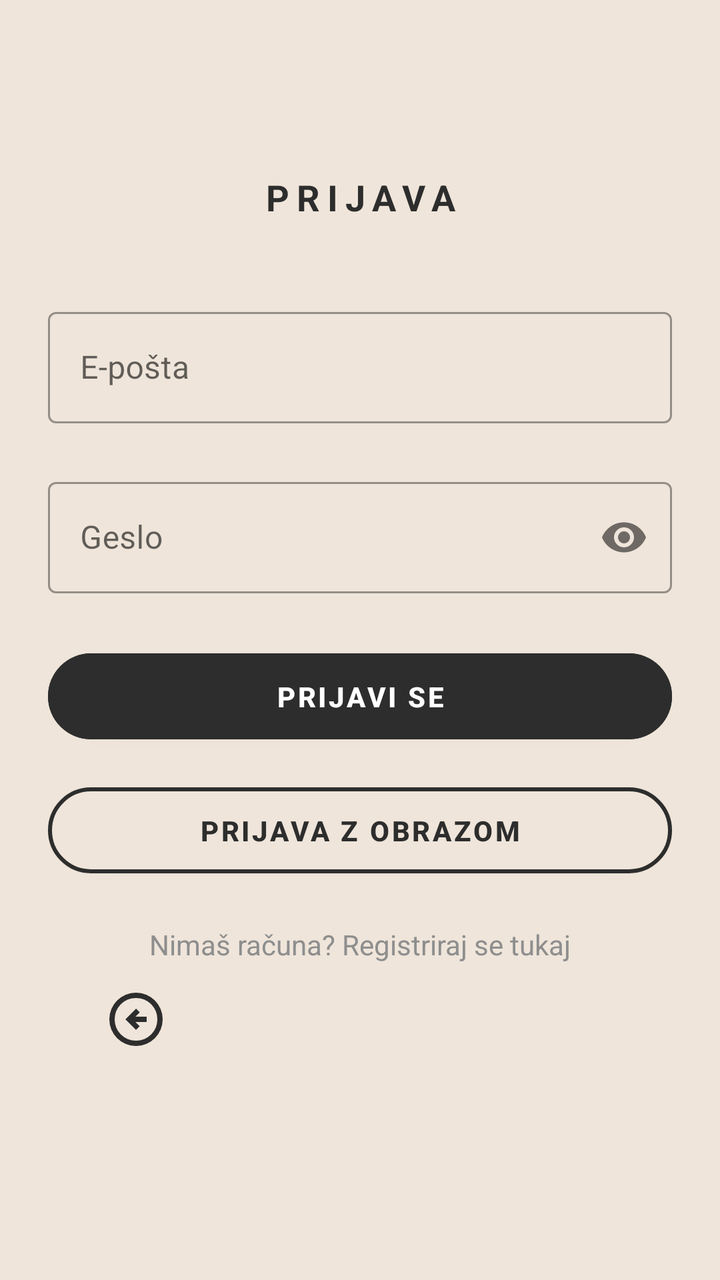
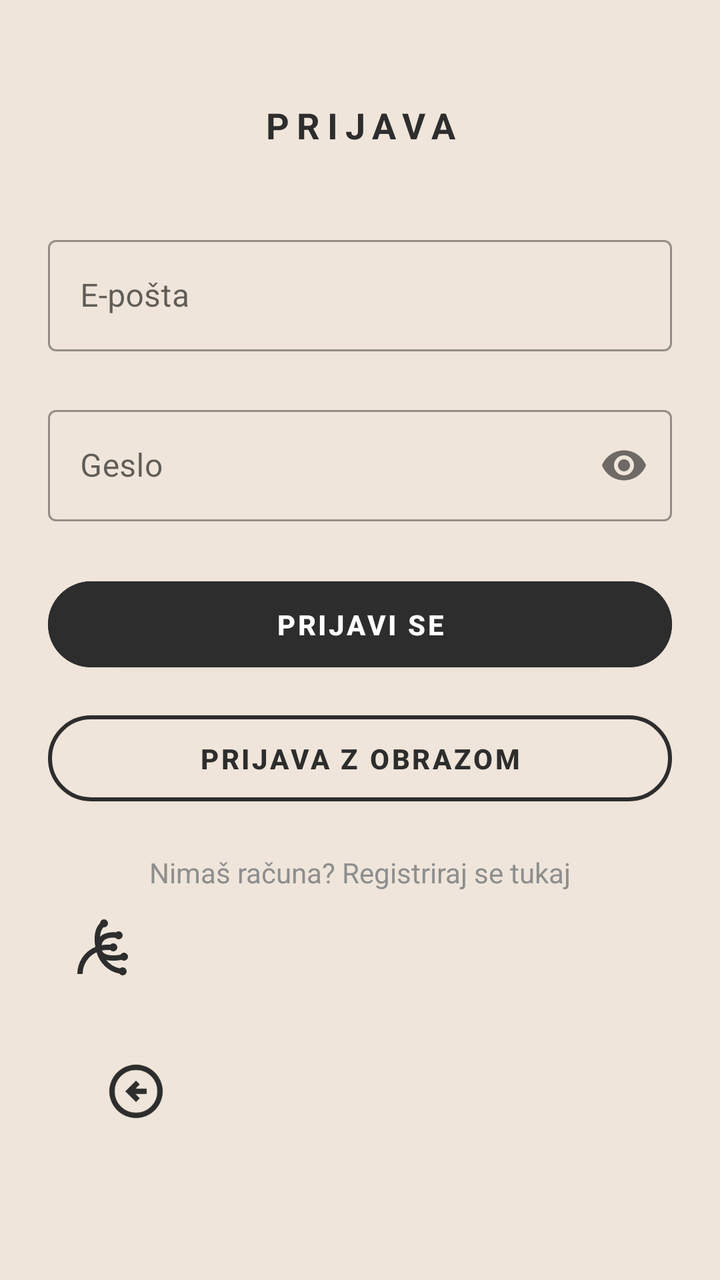

The first picture is an Android layout as it rendered before a commit; the second is the same layout after the commit. The layout source and the unified diff follow.
<!-- AndroidManifest.xml: application theme Theme.PametniPaketnik -->
<!-- res/layout/activity_login.xml -->
<?xml version="1.0" encoding="utf-8"?>
<androidx.constraintlayout.widget.ConstraintLayout xmlns:android="http://schemas.android.com/apk/res/android"
    xmlns:app="http://schemas.android.com/apk/res-auto"
    xmlns:tools="http://schemas.android.com/tools"
    android:id="@+id/main"
    android:layout_width="match_parent"
    android:layout_height="match_parent"
    android:background="@color/background"
    tools:context=".LoginActivity">

    <LinearLayout
        android:layout_width="match_parent"
        android:layout_height="wrap_content"
        android:orientation="vertical"
        android:background="@color/background"
        android:paddingStart="24dp"
        android:paddingEnd="24dp"
        app:layout_constraintTop_toTopOf="parent"
        app:layout_constraintBottom_toBottomOf="parent"
        app:layout_constraintStart_toStartOf="parent"
        app:layout_constraintEnd_toEndOf="parent" >

        <TextView
            android:id="@+id/loginTitle"
            android:text="@string/login_title"
            android:layout_width="match_parent"
            android:layout_height="wrap_content"
            android:textAlignment="center"
            android:textColor="@color/history_text_primary"
            android:textAllCaps="true"
            android:textStyle="bold"
            android:letterSpacing="0.2"
            android:textSize="18sp"
            android:layout_marginBottom="40dp"/>

        <com.google.android.material.textfield.TextInputLayout
            android:id="@+id/emailTitle"
            style="@style/Widget.MaterialComponents.TextInputLayout.OutlinedBox"
            android:layout_width="match_parent"
            android:layout_height="wrap_content"
            android:layout_marginBottom="24dp"
            android:hint="@string/emailHint">

            <com.google.android.material.textfield.TextInputEditText
                android:id="@+id/inputEmail"
                android:layout_width="match_parent"
                android:layout_height="wrap_content"
                android:inputType="textEmailAddress"
                android:textColor="@color/history_text_primary" />
        </com.google.android.material.textfield.TextInputLayout>

        <com.google.android.material.textfield.TextInputLayout
            android:id="@+id/passwordTitle"
            style="@style/Widget.MaterialComponents.TextInputLayout.OutlinedBox"
            android:layout_width="match_parent"
            android:layout_height="wrap_content"
            android:layout_marginBottom="24dp"
            app:passwordToggleEnabled="true"
            android:hint="@string/passwordHint">

            <com.google.android.material.textfield.TextInputEditText
                android:id="@+id/inputPassword"
                android:layout_width="match_parent"
                android:layout_height="wrap_content"
                android:inputType="textPassword"
                android:textColor="@color/history_text_primary" />
        </com.google.android.material.textfield.TextInputLayout>

        <Button
            android:id="@+id/btnLogin"
            android:layout_width="match_parent"
            android:layout_height="55dp"
            android:text="@string/prijavi_se"
            android:textStyle="bold"
            android:textAllCaps="true"
            android:backgroundTint="@color/history_text_primary"
            android:textColor="@android:color/white"
            app:cornerRadius="40dp" />

        <Button
            android:id="@+id/btnFaceIdLogin"
            android:layout_width="match_parent"
            android:layout_height="55dp"
            android:layout_marginTop="12dp"
            android:text="@string/prijava_z_obrazom"
            android:textStyle="bold"
            android:backgroundTint="@color/background"
            android:textColor="@color/history_text_primary"
            app:strokeColor="@color/history_text_primary"
            app:strokeWidth="2dp"
            app:cornerRadius="40dp" />

        <TextView
            android:id="@+id/goToRegister"
            android:layout_width="match_parent"
            android:layout_height="wrap_content"
            android:layout_marginTop="20dp"
            android:text="@string/go_to_register_text"
            android:textAlignment="center"
            android:textColor="@color/history_text_secondary"
            android:textSize="14sp" />

        <ImageButton
            android:id="@+id/btnBack"
            android:layout_width="56dp"
            android:layout_height="56dp"
            android:layout_marginStart="16dp"
            android:layout_marginBottom="16dp"
            android:background="?attr/selectableItemBackgroundBorderless"
            android:contentDescription="@string/nazaj"
            android:padding="12dp"
            android:scaleType="fitCenter"
            android:src="@drawable/ic_back_black"
            app:layout_constraintBottom_toBottomOf="parent"
            app:layout_constraintStart_toStartOf="parent"
            app:tint="@color/history_text_primary" />

    </LinearLayout>

</androidx.constraintlayout.widget.ConstraintLayout>
<!-- resources referenced by this layout -->
<resources>
  <color name="background">#EFE5DA</color>
  <color name="history_text_primary">#2D2D2D</color>
  <color name="history_text_secondary">#8E8E8E</color>
  <!-- drawable ic_back_black (drawable) -->
  <vector xmlns:android="http://schemas.android.com/apk/res/android" android:autoMirrored="true" android:height="24dp" android:tint="#000000" android:viewportHeight="960" android:viewportWidth="960" android:width="24dp">
        
      <path android:fillColor="@android:color/white" android:pathData="M480,640L536,584L472,520L640,520L640,440L472,440L536,376L480,320L320,480L480,640ZM480,880Q397,880 324,848.5Q251,817 197,763Q143,709 111.5,636Q80,563 80,480Q80,397 111.5,324Q143,251 197,197Q251,143 324,111.5Q397,80 480,80Q563,80 636,111.5Q709,143 763,197Q817,251 848.5,324Q880,397 880,480Q880,563 848.5,636Q817,709 763,763Q709,817 636,848.5Q563,880 480,880ZM480,800Q614,800 707,707Q800,614 800,480Q800,346 707,253Q614,160 480,160Q346,160 253,253Q160,346 160,480Q160,614 253,707Q346,800 480,800ZM480,480Q480,480 480,480Q480,480 480,480Q480,480 480,480Q480,480 480,480Q480,480 480,480Q480,480 480,480Q480,480 480,480Q480,480 480,480Z"/>
      
  </vector>
  <string name="emailHint">E-pošta</string>
  <string name="go_to_register_text">Nimaš računa? Registriraj se tukaj</string>
  <string name="login_title">Prijava</string>
  <string name="nazaj">Nazaj</string>
  <string name="passwordHint">Geslo</string>
  <string name="prijava_z_obrazom">Prijava z obrazom</string>
  <string name="prijavi_se">Prijavi se</string>
  <style name="Theme.PametniPaketnik" parent="Base.Theme.PametniPaketnik" />
  <style name="Base.Theme.PametniPaketnik" parent="Theme.MaterialComponents.Light.NoActionBar">
          <item name="colorPrimary">@color/history_text_primary</item>
          <item name="android:statusBarColor">@color/background</item>
          <item name="android:windowLightStatusBar">true</item> </style>
</resources>

<!-- the commit's change to res/layout/activity_login.xml (unified diff, before → after) -->
@@ -101,6 +101,21 @@
             android:textSize="14sp" />
 
         <ImageButton
+            android:id="@+id/btnHome"
+            android:layout_width="56dp"
+            android:layout_height="56dp"
+            android:layout_marginBottom="16dp"
+            android:background="?attr/selectableItemBackgroundBorderless"
+            android:contentDescription="@string/domov"
+            android:padding="12dp"
+            android:scaleType="fitCenter"
+            android:src="@drawable/ic_home_black"
+            app:layout_constraintBottom_toBottomOf="parent"
+            app:layout_constraintStart_toStartOf="parent"
+            app:layout_constraintEnd_toEndOf="parent"
+            app:tint="@color/history_text_primary" />
+
+        <ImageButton
             android:id="@+id/btnBack"
             android:layout_width="56dp"
             android:layout_height="56dp"
<!-- resource entries referenced after the edit -->
@@ -9,6 +9,13 @@
       <path android:fillColor="@android:color/white" android:pathData="M480,640L536,584L472,520L640,520L640,440L472,440L536,376L480,320L320,480L480,640ZM480,880Q397,880 324,848.5Q251,817 197,763Q143,709 111.5,636Q80,563 80,480Q80,397 111.5,324Q143,251 197,197Q251,143 324,111.5Q397,80 480,80Q563,80 636,111.5Q709,143 763,197Q817,251 848.5,324Q880,397 880,480Q880,563 848.5,636Q817,709 763,763Q709,817 636,848.5Q563,880 480,880ZM480,800Q614,800 707,707Q800,614 800,480Q800,346 707,253Q614,160 480,160Q346,160 253,253Q160,346 160,480Q160,614 253,707Q346,800 480,800ZM480,480Q480,480 480,480Q480,480 480,480Q480,480 480,480Q480,480 480,480Q480,480 480,480Q480,480 480,480Q480,480 480,480Q480,480 480,480Z"/>
       
   </vector>
+  <!-- drawable ic_home_black (drawable) -->
+  <vector xmlns:android="http://schemas.android.com/apk/res/android" android:height="24dp" android:tint="#000000" android:viewportHeight="960" android:viewportWidth="960" android:width="24dp">
+        
+      <path android:fillColor="@android:color/white" android:pathData="M760,900Q745,900 732,893Q719,886 711,874Q590,852 497.5,766Q405,680 368,554Q272,599 216,686.5Q160,774 160,880L80,880Q80,746 153.5,636Q227,526 350,474Q329,359 346.5,266.5Q364,174 420,117Q420,117 420,117Q420,117 420,117Q422,93 439,76.5Q456,60 480,60Q505,60 522.5,77.5Q540,95 540,120Q540,145 522.5,162.5Q505,180 480,180Q478,180 476,180Q474,180 471,179Q449,204 436,240.5Q423,277 419,322Q439,302 465.5,287.5Q492,273 524,265Q554,257 588.5,254.5Q623,252 661,255Q669,247 679,243.5Q689,240 700,240Q725,240 742.5,257.5Q760,275 760,300Q760,325 742.5,342.5Q725,360 700,360Q686,360 672.5,353.5Q659,347 651,335Q618,333 587.5,335.5Q557,338 533,346Q494,359 471.5,384Q449,409 443,448Q471,443 490.5,441.5Q510,440 576,440Q584,430 595.5,425Q607,420 620,420Q645,420 662.5,437.5Q680,455 680,480Q680,505 662.5,522.5Q645,540 620,540Q607,540 595.5,535Q584,530 576,520Q513,520 493,521.5Q473,523 448,528Q461,562 499,580Q537,598 598,600Q627,602 660.5,599Q694,596 728,590Q736,576 750,568Q764,560 780,560Q805,560 822.5,577.5Q840,595 840,620Q840,645 822.5,662.5Q805,680 780,680Q770,680 761.5,677Q753,674 745,668Q711,674 678.5,677.5Q646,681 617,681Q588,681 562,678Q536,675 513,669Q551,718 605.5,751.5Q660,785 720,796Q728,788 738.5,784Q749,780 760,780Q785,780 802.5,797.5Q820,815 820,840Q820,865 802.5,882.5Q785,900 760,900Z"/>
+      
+  </vector>
+  <string name="domov">Domov</string>
   <string name="emailHint">E-pošta</string>
   <string name="go_to_register_text">Nimaš računa? Registriraj se tukaj</string>
   <string name="login_title">Prijava</string>
